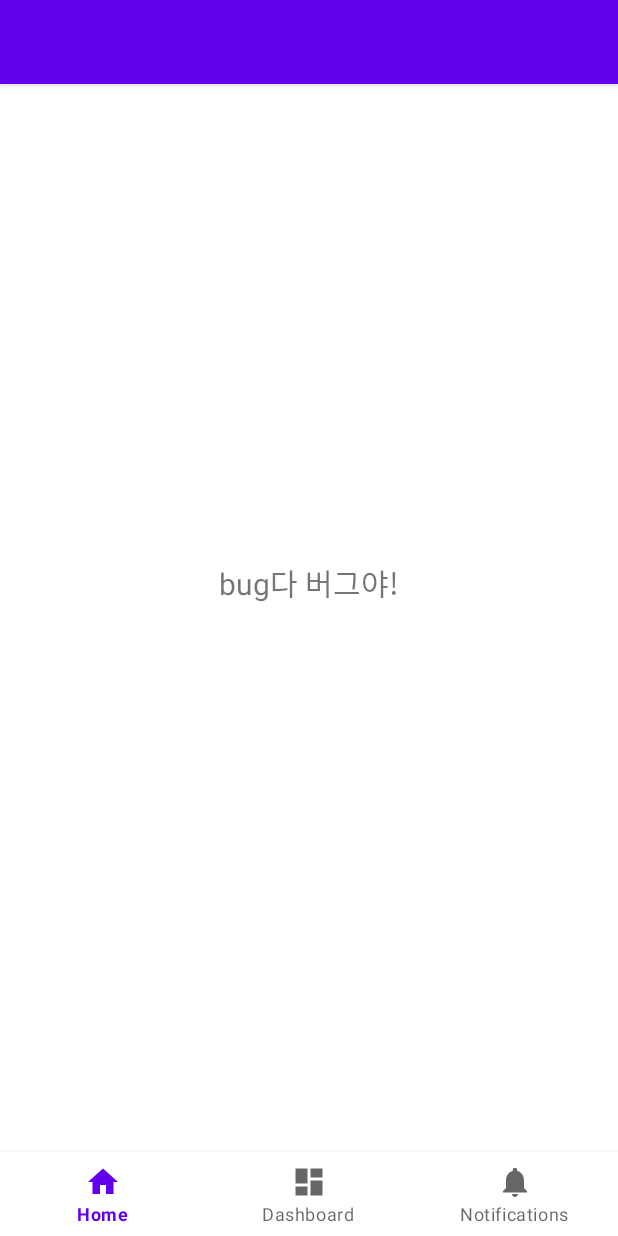
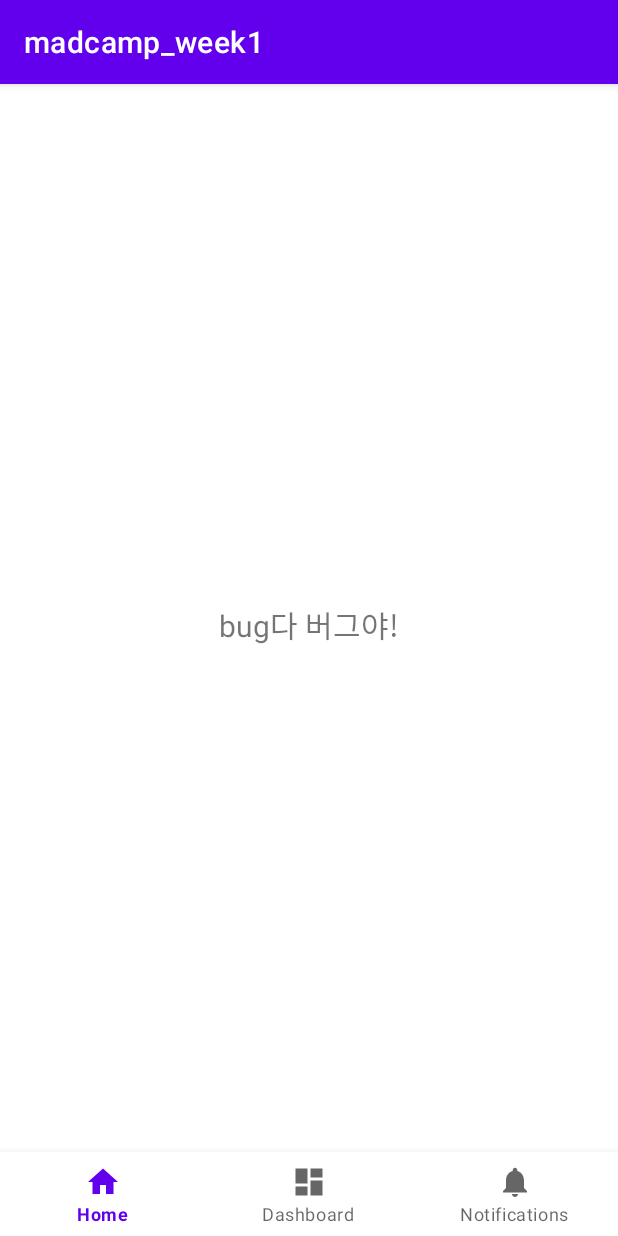
Before and after one commit to jh-benjamin/madcamp_1week, an Android app: the screen it shows after launch (MainActivity), on a phone screen of 412 x 824 dp. Run offline under Robolectric (Android 15) with nearby library versions, the phone set to English and light mode, and no system bars; our stand-ins replace navigation-ui.

Commit message:
remake_for_top_bar

```diff
--- a/app/src/main/res/layout/activity_main.xml
+++ b/app/src/main/res/layout/activity_main.xml
@@ -6,18 +6,6 @@
     android:layout_height="match_parent"
     android:paddingTop="0dp"
     >
-
-    <com.google.android.material.appbar.MaterialToolbar
-        android:id="@+id/toolbar"
-        android:layout_width="match_parent"
-        android:layout_height="wrap_content"
-        android:background="?android:attr/colorPrimary"
-        android:elevation="4dp"
-        app:titleTextColor="@android:color/white"
-        app:layout_constraintTop_toTopOf="parent"
-        app:layout_constraintStart_toStartOf="parent"
-        app:layout_constraintEnd_toEndOf="parent"
-        android:title="Default Title" />
 
     <androidx.viewpager2.widget.ViewPager2
         android:id="@+id/view_pager"
--- a/app/src/main/res/layout/fragment_dashboard.xml
+++ b/app/src/main/res/layout/fragment_dashboard.xml
@@ -10,7 +10,6 @@
         android:id="@+id/recycler_view_dashboard"
         android:layout_width="match_parent"
         android:layout_height="match_parent"
-        android:layout_marginTop="56dp"
         android:paddingTop="8dp"
         android:paddingLeft="16dp"
         android:paddingRight="16dp"
--- a/app/src/main/res/values/themes.xml
+++ b/app/src/main/res/values/themes.xml
@@ -1,6 +1,6 @@
 <resources xmlns:tools="http://schemas.android.com/tools">
     <!-- Base application theme. -->
-    <style name="Theme.Madcamp_week1" parent="Theme.MaterialComponents.DayNight.NoActionBar">
+    <style name="Theme.Madcamp_week1" parent="Theme.MaterialComponents.DayNight.DarkActionBar">
         <!-- Primary brand color. -->
         <item name="colorPrimary">@color/purple_500</item>
         <item name="colorPrimaryVariant">@color/purple_700</item>
```
